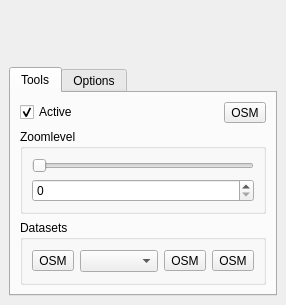
Qt form ui_tilemapscalelevelswidget.ui (datalyze-solutions/TileMapScaleLevels) before a commit.
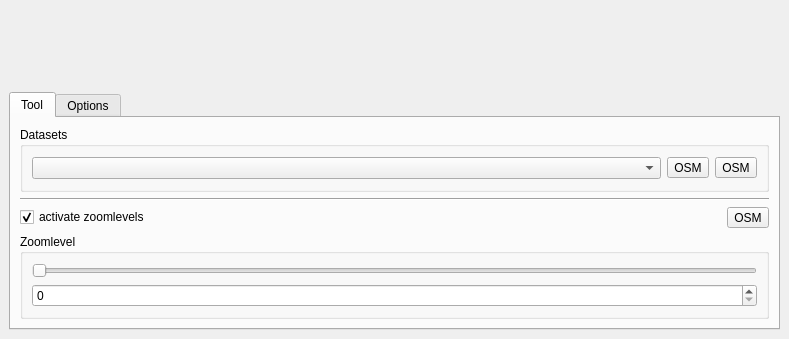
The same form after that commit. Icons and pictures are not drawn.

Commit message: deleted critical datasets

The edit to the form file:
```diff
--- a/ui_tilemapscalelevelswidget.ui
+++ b/ui_tilemapscalelevelswidget.ui
@@ -6,14 +6,14 @@
    <rect>
     <x>0</x>
     <y>0</y>
-    <width>286</width>
-    <height>305</height>
+    <width>789</width>
+    <height>339</height>
    </rect>
   </property>
   <property name="minimumSize">
    <size>
     <width>286</width>
-    <height>305</height>
+    <height>314</height>
    </size>
   </property>
   <property name="maximumSize">
@@ -56,15 +56,84 @@
       </property>
       <widget class="QWidget" name="tab">
        <attribute name="title">
-        <string>Tools</string>
+        <string>Tool</string>
        </attribute>
        <layout class="QVBoxLayout" name="verticalLayout_2">
+        <item>
+         <widget class="QGroupBox" name="groupBoxDatasets">
+          <property name="title">
+           <string>Datasets</string>
+          </property>
+          <layout class="QVBoxLayout" name="verticalLayout_3">
+           <item>
+            <layout class="QHBoxLayout" name="horizontalLayout_2">
+             <item>
+              <widget class="QComboBox" name="comboBoxUserDatasets"/>
+             </item>
+             <item>
+              <widget class="QToolButton" name="buttonLoadUserDataset">
+               <property name="toolTip">
+                <string>load selected dataset</string>
+               </property>
+               <property name="statusTip">
+                <string>load selected dataset</string>
+               </property>
+               <property name="text">
+                <string>OSM</string>
+               </property>
+               <property name="icon">
+                <iconset resource="resources.qrc">
+                 <normaloff>:/icons/icons/list-add.png</normaloff>:/icons/icons/list-add.png</iconset>
+               </property>
+               <property name="iconSize">
+                <size>
+                 <width>22</width>
+                 <height>22</height>
+                </size>
+               </property>
+              </widget>
+             </item>
+             <item>
+              <widget class="QToolButton" name="buttonLoadRefreshUserDatasets">
+               <property name="toolTip">
+                <string>refresh list of datasets</string>
+               </property>
+               <property name="statusTip">
+                <string>refresh list of datasets</string>
+               </property>
+               <property name="text">
+                <string>OSM</string>
+               </property>
+               <property name="icon">
+                <iconset resource="resources.qrc">
+                 <normaloff>:/icons/icons/view-refresh.png</normaloff>:/icons/icons/view-refresh.png</iconset>
+               </property>
+               <property name="iconSize">
+                <size>
+                 <width>22</width>
+                 <height>22</height>
+                </size>
+               </property>
+              </widget>
+             </item>
+            </layout>
+           </item>
+          </layout>
+         </widget>
+        </item>
+        <item>
+         <widget class="Line" name="line">
+          <property name="orientation">
+           <enum>Qt::Horizontal</enum>
+          </property>
+         </widget>
+        </item>
         <item>
          <layout class="QHBoxLayout" name="horizontalLayout">
           <item>
            <widget class="QCheckBox" name="checkBoxIsActive">
             <property name="text">
-             <string>Active</string>
+             <string>activate zoomlevels</string>
             </property>
             <property name="checked">
              <bool>true</bool>
@@ -160,91 +229,6 @@
           </layout>
          </widget>
         </item>
-        <item>
-         <widget class="QGroupBox" name="groupBoxDatasets">
-          <property name="title">
-           <string>Datasets</string>
-          </property>
-          <layout class="QVBoxLayout" name="verticalLayout_3">
-           <item>
-            <layout class="QHBoxLayout" name="horizontalLayout_2">
-             <item>
-              <widget class="QToolButton" name="buttonLoadOSM">
-               <property name="toolTip">
-                <string>load OSM Layer</string>
-               </property>
-               <property name="statusTip">
-                <string>load OSM Layer</string>
-               </property>
-               <property name="text">
-                <string>OSM</string>
-               </property>
-               <property name="icon">
-                <iconset resource="resources.qrc">
-                 <normaloff>:/icons/icons/osm.png</normaloff>:/icons/icons/osm.png</iconset>
-               </property>
-               <property name="iconSize">
-                <size>
-                 <width>22</width>
-                 <height>22</height>
-                </size>
-               </property>
-              </widget>
-             </item>
-             <item>
-              <widget class="QComboBox" name="comboBoxUserDatasets"/>
-             </item>
-             <item>
-              <widget class="QToolButton" name="buttonLoadRefreshUserDatasets">
-               <property name="toolTip">
-                <string>refresh list of datasets</string>
-               </property>
-               <property name="statusTip">
-                <string>refresh list of datasets</string>
-               </property>
-               <property name="text">
-                <string>OSM</string>
-               </property>
-               <property name="icon">
-                <iconset resource="resources.qrc">
-                 <normaloff>:/icons/icons/view-refresh.png</normaloff>:/icons/icons/view-refresh.png</iconset>
-               </property>
-               <property name="iconSize">
-                <size>
-                 <width>22</width>
-                 <height>22</height>
-                </size>
-               </property>
-              </widget>
-             </item>
-             <item>
-              <widget class="QToolButton" name="buttonLoadUserDataset">
-               <property name="toolTip">
-                <string>load selected dataset</string>
-               </property>
-               <property name="statusTip">
-                <string>load selected dataset</string>
-               </property>
-               <property name="text">
-                <string>OSM</string>
-               </property>
-               <property name="icon">
-                <iconset resource="resources.qrc">
-                 <normaloff>:/icons/icons/list-add.png</normaloff>:/icons/icons/list-add.png</iconset>
-               </property>
-               <property name="iconSize">
-                <size>
-                 <width>22</width>
-                 <height>22</height>
-                </size>
-               </property>
-              </widget>
-             </item>
-            </layout>
-           </item>
-          </layout>
-         </widget>
-        </item>
        </layout>
       </widget>
       <widget class="QWidget" name="OptionsTab">
```
The commit also changes 8 other files.
